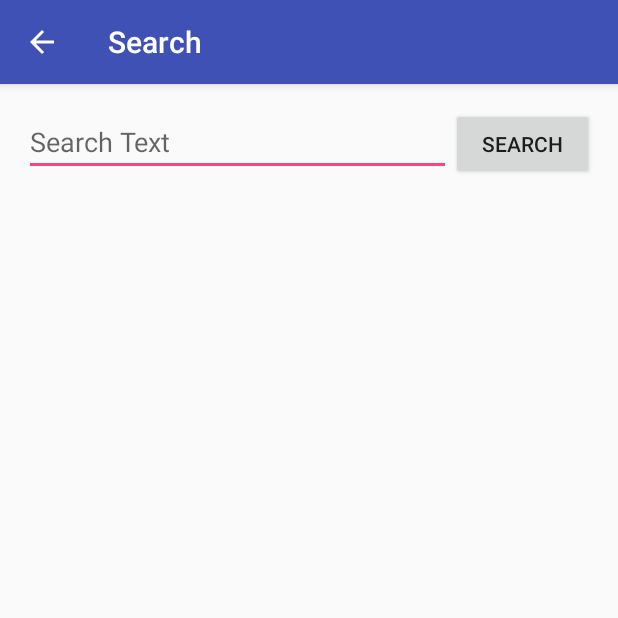
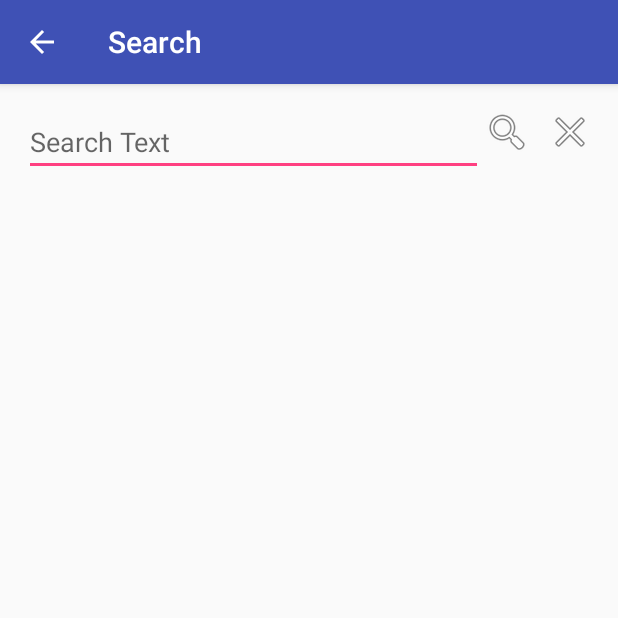
Before and after one commit to TPLMaps/TPLMapsAndroidSdkSamples, an Android app: the ActivitySearch screen opened directly, with no data from a screen before it, on a phone screen of 412 x 824 dp, the top half of it. Run offline under Robolectric (Android 15) with nearby library versions, the phone set to English and light mode, and no system bars; libraries missing offline, so code that uses them is left out: com.tplmaps3d, com.tplmaps3d.sdk; 2 statements that could not run were skipped.

Commit message:
- [Search] Added cancel request button and functionality

```diff
--- a/samples/src/main/java/com/tplmaps/android/sdk/samples/activities/ActivitySearch.java
+++ b/samples/src/main/java/com/tplmaps/android/sdk/samples/activities/ActivitySearch.java
@@ -5,8 +5,8 @@ import android.support.v7.app.AppCompatActivity;
 import android.util.Log;
 import android.view.View;
 import android.widget.ArrayAdapter;
-import android.widget.Button;
 import android.widget.EditText;
+import android.widget.ImageView;
 import android.widget.ListView;
 
 import com.tplmaps.android.R;
@@ -25,7 +25,7 @@ import java.util.Locale;
 public class ActivitySearch extends AppCompatActivity implements OnSearchResult {
 
     SearchManager searchManager;
-    Button btnSearch;
+    ImageView ivSearch, ivCancel;
     EditText etSearch;
 
     private static final String TAG = ActivitySearch.class.getSimpleName();
@@ -38,17 +38,20 @@ public class ActivitySearch extends AppCompatActivity implements OnSearchResult
 
         // Initialize SearchManager
         searchManager = new SearchManager(this);
-        /*searchManager.config(SearchManager.Config.builder()
-                .cancelPendingRequests(false)
-                .build());*/
+
         searchManager.setListener(this);
 
-        // Get EditText
+        setViews();
+    }
+
+    private void setViews() {
+
+        // Get search field
         etSearch = (EditText) findViewById(R.id.etSearch);
 
-        // Get Button and set listener
-        btnSearch = (Button) findViewById(R.id.btnSearch);
-        btnSearch.setOnClickListener(new View.OnClickListener() {
+        // Get and set Search button
+        ivSearch = (ImageView) findViewById(R.id.ivSearch);
+        ivSearch.setOnClickListener(new View.OnClickListener() {
             @Override
             public void onClick(View view) {
                 // Request for query after initializing SearchManager
@@ -56,7 +59,19 @@ public class ActivitySearch extends AppCompatActivity implements OnSearchResult
                         Params.builder()
                                 .query(etSearch.getText().toString())
                                 .category("")
-                                .macAddress("").build());
+                                .macAddress("")
+                                .build());
+            }
+        });
+
+        // Get and set Cancel button
+        ivCancel = (ImageView) findViewById(R.id.ivCancel);
+        ivCancel.setOnClickListener(new View.OnClickListener() {
+            @Override
+            public void onClick(View view) {
+                // Cancel all pending requests
+                searchManager.cancelPendingRequests();
+
             }
         });
     }
@@ -83,19 +98,19 @@ public class ActivitySearch extends AppCompatActivity implements OnSearchResult
     @Override
     public void onSearchResultNotFound(Params params, long requestTimeInMS) {
         CommonUtils.showToast(this, "Results not found against query: " + params.query +
-                        " at " + getDateFormatFromMilliSeconds(requestTimeInMS),
+                        " at " + getDateFormatFromMilliSeconds("dd-MM-yyyy HH:mm:ss", requestTimeInMS),
                 2000, true);
     }
 
     @Override
     public void onSearchRequestFailure(Exception e) {
-        e.printStackTrace();
+        //e.printStackTrace();
     }
 
     @Override
     public void onSearchRequestCancel(Params params, long requestTimeInMS) {
         Log.i(TAG, "Request cancelled against query: " + params.query +
-                " at " + getDateFormatFromMilliSeconds(requestTimeInMS));
+                " at " + getDateFormatFromMilliSeconds("dd-MM-yyyy HH:mm:ss", requestTimeInMS));
     }
 
     @Override
@@ -104,8 +119,7 @@ public class ActivitySearch extends AppCompatActivity implements OnSearchResult
     }
 
 
-    private String getDateFormatFromMilliSeconds(long timeInMS) {
-        final String DATE_FORMAT = "dd-MM-yyyy HH:mm:ss";
-        return new SimpleDateFormat(DATE_FORMAT, Locale.getDefault()).format(new Date(timeInMS));
+    private String getDateFormatFromMilliSeconds(String format, long timeInMS) {
+        return new SimpleDateFormat(format, Locale.getDefault()).format(new Date(timeInMS));
     }
 }
--- a/samples/src/main/res/layout/activity_search.xml
+++ b/samples/src/main/res/layout/activity_search.xml
@@ -20,14 +20,23 @@
             android:layout_width="0dp"
             android:layout_height="wrap_content"
             android:hint="@string/search_text"
-            android:layout_weight="3" />
+            android:layout_weight="80" />
 
-        <Button
-            android:id="@+id/btnSearch"
-            android:layout_width="0dp"
+        <ImageView
+            android:id="@+id/ivSearch"
+            android:layout_width="wrap_content"
             android:layout_height="wrap_content"
-            android:text="@string/search"
-            android:layout_weight="1" />
+            android:src="@android:drawable/ic_menu_search"
+            android:contentDescription="@string/search" />
+
+        <ImageView
+            android:id="@+id/ivCancel"
+            android:layout_width="wrap_content"
+            android:layout_height="wrap_content"
+            android:layout_marginLeft="10dp"
+            android:layout_marginStart="10dp"
+            android:contentDescription="@string/cancel"
+            android:src="@android:drawable/ic_menu_close_clear_cancel" />
     </LinearLayout>
 
     <ListView
--- a/samples/src/main/res/values/strings.xml
+++ b/samples/src/main/res/values/strings.xml
@@ -32,5 +32,6 @@
     <string name="gesture_shove_map">Gesture Shove (Map)</string>
     <string name="no_listener_detected">No Listener Detected</string>
     <string name="no_value">No Value</string>
+    <string name="cancel">Cancel</string>
 
 </resources>
```
